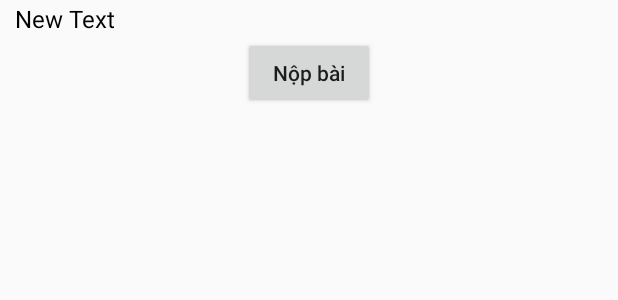
After one commit to uethackathon06/uethackathon2015_team6, an Android app: the layout take_quiz_layout.xml on its own in the app's theme, with its tools: preview values and no code run, on a phone screen of 412 x 824 dp. The commit adds this screen. Shown: the top 300 px of the screen. Run offline under Robolectric (Android 15) with nearby library versions, the phone set to English and light mode, and no system bars.

Commit message:
added quiz view

```diff
--- a/mobile/Qzy/app/src/main/java/barry/qzy/Quiz.java
+++ b/mobile/Qzy/app/src/main/java/barry/qzy/Quiz.java
@@ -15,4 +15,9 @@ public class Quiz {
         answers[2] = "c";
         answers[3] = "d";
     }
+
+    Quiz(String     tQuestion , String[] tAnswers) {
+        question = tQuestion;
+        answers = tAnswers;
+    }
 }
--- /dev/null
+++ b/mobile/Qzy/app/src/main/res/layout/take_quiz_layout.xml
@@ -0,0 +1,32 @@
+<?xml version="1.0" encoding="utf-8"?>
+<LinearLayout xmlns:android="http://schemas.android.com/apk/res/android"
+    android:orientation="vertical" android:layout_width="match_parent"
+    android:layout_height="match_parent">
+
+    <TextView
+        android:layout_width="match_parent"
+        android:layout_height="wrap_content"
+        android:text="New Text"
+        android:id="@+id/quiz_question"
+        android:layout_gravity="center_horizontal"
+        android:layout_marginLeft="10dp"
+        android:layout_marginRight="10dp"
+        android:layout_marginTop="1dp"
+        android:layout_marginBottom="1dp"
+        android:textSize="16dp"
+        android:textColor="#000000" />
+
+    <TableLayout
+        android:layout_width="match_parent"
+        android:layout_height="wrap_content"
+        android:id="@+id/quiz_answers"></TableLayout>
+
+    <Button
+        android:layout_width="wrap_content"
+        android:layout_height="wrap_content"
+        android:text="@string/submit"
+        android:id="@+id/quiz_submit"
+        android:textAllCaps="false"
+        android:layout_gravity="center_horizontal" />
+
+</LinearLayout>
--- a/mobile/Qzy/app/src/main/res/layout/test_layout.xml
+++ b/mobile/Qzy/app/src/main/res/layout/test_layout.xml
@@ -34,7 +34,7 @@
             <Button
                 android:layout_width="wrap_content"
                 android:layout_height="wrap_content"
-                android:id="@+id/button2"
+                android:id="@+id/submit_button"
                 android:layout_gravity="center_horizontal"
                 android:textAllCaps="false"
                 android:text="@string/submit" />
```
Also changed, not shown: mobile/Qzy/app/src/main/java/barry/qzy/MainActivity.java (+49 -1 lines), mobile/Qzy/app/src/main/res/layout/answer_layout.xml (+4 -4 lines).
